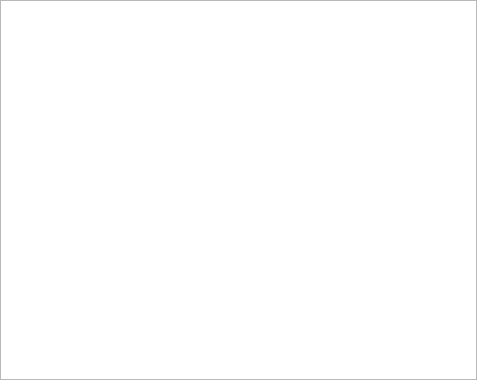
First picture: the form in src/airunner/widgets/stats/templates/stats.ui, repository Capsize-Games/airunner, before the edit.
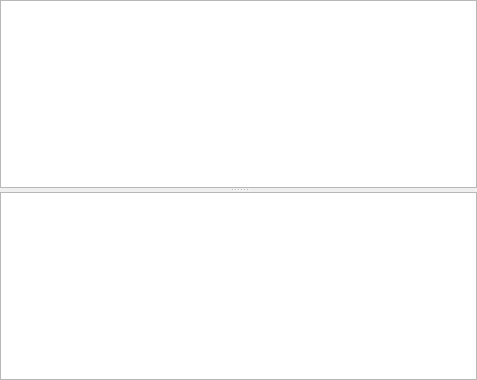
Second picture: the form after the edit.

```diff
--- a/src/airunner/widgets/stats/templates/stats.ui
+++ b/src/airunner/widgets/stats/templates/stats.ui
@@ -27,7 +27,13 @@
     <number>0</number>
    </property>
    <item row="0" column="0">
+    <widget class="QSplitter" name="splitter">
+     <property name="orientation">
+      <enum>Qt::Orientation::Vertical</enum>
+     </property>
     <widget class="QTableWidget" name="model_stats"/>
+     <widget class="QTextEdit" name="console"/>
+    </widget>
    </item>
   </layout>
  </widget>
```
Lines whose indentation alone changed are shown as unchanged.
